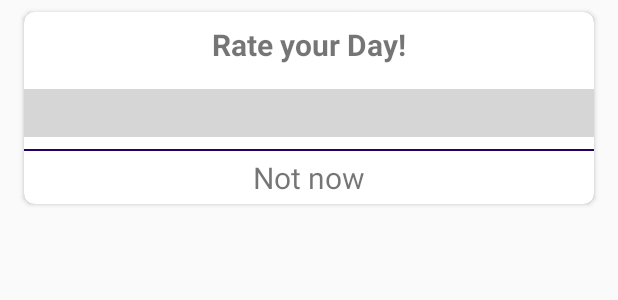
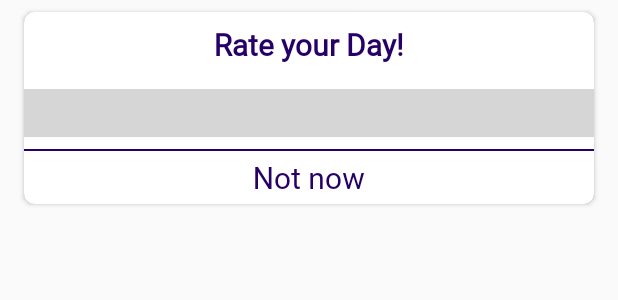
Before and after one commit to SirMeowingtons5/Forms, an Android app: the layout layout_rate_notification.xml on its own in the app's theme, with its tools: preview values and no code run, on a phone screen of 412 x 824 dp. Shown: the top 300 px of the screen. Run offline under Robolectric (Android 15) with nearby library versions, the phone set to English and light mode, and no system bars.

Commit message:
Added style for rate notification

```diff
--- a/app/src/main/res/layout/layout_rate_notification.xml
+++ b/app/src/main/res/layout/layout_rate_notification.xml
@@ -1,6 +1,6 @@
 <?xml version="1.0" encoding="utf-8"?>
-<android.support.v7.widget.CardView xmlns:android="http://schemas.android.com/apk/res/android"
-    xmlns:tools="http://schemas.android.com/tools"
+<android.support.v7.widget.CardView
+    xmlns:android="http://schemas.android.com/apk/res/android"
     android:layout_width="match_parent"
     android:layout_height="wrap_content"
     xmlns:app="http://schemas.android.com/apk/res-auto"
@@ -8,7 +8,8 @@
     app:cardBackgroundColor="@android:color/white"
     android:layout_marginTop="8dp"
     android:layout_marginStart="16dp"
-    android:layout_marginEnd="16dp">
+    android:layout_marginEnd="16dp"
+    android:theme="@style/CardThemeNavy.NoNavigationBar">
 
     <android.support.constraint.ConstraintLayout
         android:layout_width="match_parent"
```
